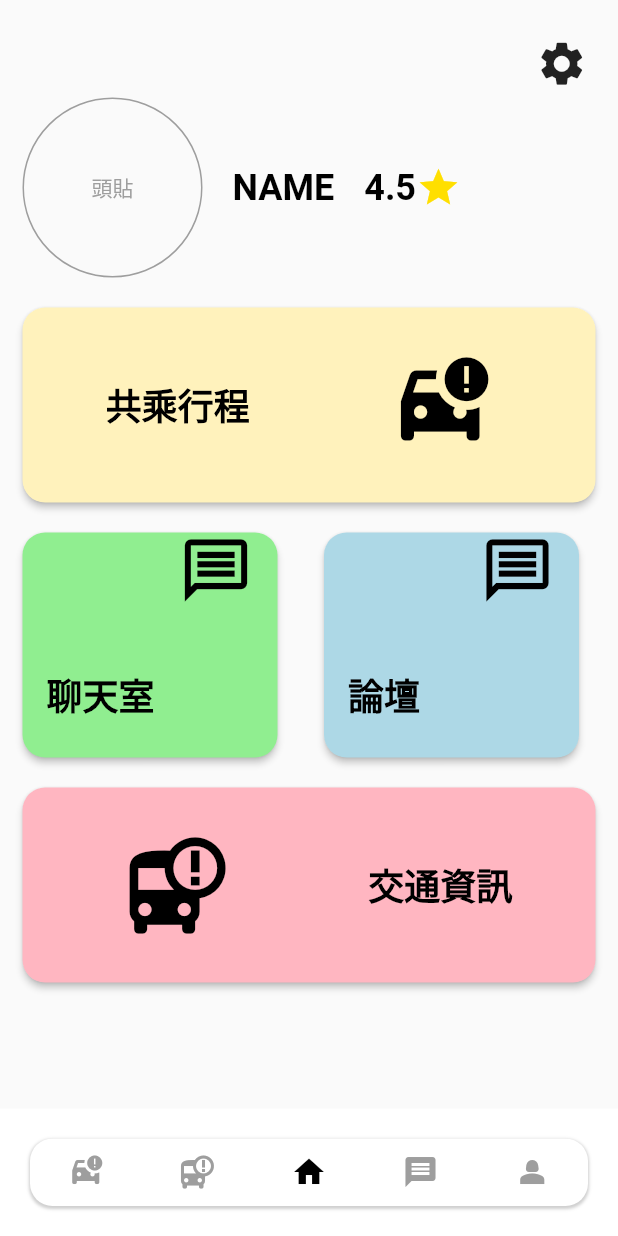
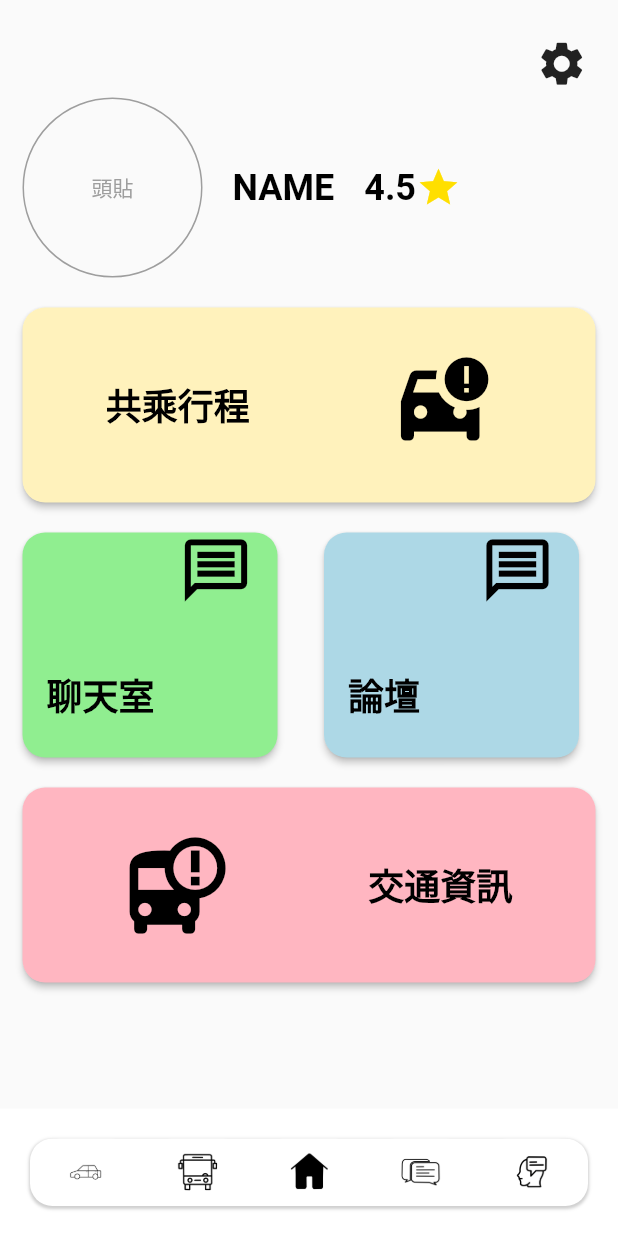
Before and after one commit to DraggyChen/pickup_flutter_app, a Flutter app: the screen it shows after launch, on a phone screen of 412 x 824 dp. Run offline on Flutter 3.47's test engine with Material 2 defaults, Android fonts, the phone set to English and light mode, and no system bars; our stand-ins replace image_picker, mask_text_input_formatter.

Commit message:
Navigation_bar上圖片

```diff
--- a/lib/main.dart
+++ b/lib/main.dart
@@ -1,8 +1,8 @@
 import 'package:flutter/material.dart';
-import 'package:pickup/view/navigation_bar.dart';
+import 'package:pickup/view/navigation/navigation_bar.dart';
 import 'login_screen.dart';
 import 'view/register/personal_data.dart';
-import 'view/navigation_bar.dart';
+import 'view/navigation/navigation_bar.dart';
 
 void main() {
   runApp( MyApp());
--- /dev/null
+++ b/lib/view/navigation/navigationStyles.dart
@@ -0,0 +1,21 @@
+import 'package:flutter/material.dart';
+
+class NavigationStyles {
+  static const TextStyle BlockText = TextStyle(
+    fontSize: 20.0,
+    fontWeight: FontWeight.bold,
+    color: Colors.black,
+  );
+
+  static ButtonStyle navButton = ElevatedButton.styleFrom(
+    backgroundColor: Colors.white,
+    fixedSize: Size(50, 50),
+    shape: RoundedRectangleBorder(
+      borderRadius: BorderRadius.circular(15),
+      side: BorderSide.none, // 這將去除邊界
+    ),
+    elevation: 0.0, // 這將去除陰影
+  );
+
+
+}
--- a/lib/view/navigation_bar.dart
+++ b/lib/view/navigation/navigation_bar.dart
@@ -3,6 +3,7 @@ import 'dart:io'; // 用於檢測操作系統
 import 'package:flutter/cupertino.dart';
 import 'package:flutter/material.dart';
 import 'package:pickup/view/home_page.dart';
+import 'package:pickup/view/navigation/navigation_button.dart';
 import 'package:pickup/view/register/personal_data.dart';
 import 'package:pickup/view/trafficInfo/trafficInfo.dart';
 
@@ -69,31 +70,44 @@ class _NavigationBarState extends State<Navigation_Bar> {
               child: Row(
                 mainAxisAlignment: MainAxisAlignment.spaceAround,
                 children: <Widget>[
-                  IconButton(
-                    icon: Icon(Icons.car_crash),
-                    color: _selectedIndex == 0 ? Colors.black : Colors.grey,
-                    onPressed: () => _onItemTapped(0),
+                  NavigationButton(
+                    imagePath: 'assets/images/navbar/car.png',
+                    imagePathSelected:  'assets/images/navbar/car_selected.png',
+                    onPressed: ()=> _onItemTapped(0),
+                    isSelected: _selectedIndex == 0, // Check here
                   ),
-                  IconButton(
-                    icon: Icon(Icons.bus_alert),
-                    color: _selectedIndex == 1 ? Colors.black : Colors.grey,
-                    onPressed: () => _onItemTapped(1),
+
+                  NavigationButton(
+                    imagePath: 'assets/images/navbar/TrafficInfo.png',
+                    imagePathSelected:  'assets/images/navbar/TrafficInfo.png',
+                    onPressed: ()=> _onItemTapped(1),
+                    isSelected: _selectedIndex == 1, // Check here
                   ),
-                  IconButton(
-                    icon: Icon(Icons.home),
-                    color: _selectedIndex == 2 ? Colors.black : Colors.grey,
-                    onPressed: () => _onItemTapped(2),
+
+                  NavigationButton(
+                    imagePath: 'assets/images/navbar/Home.png',
+                    imagePathSelected:  'assets/images/navbar/Home_selected.png',
+                    onPressed: ()=> _onItemTapped(2),
+                    isSelected: _selectedIndex == 2, // Check here
                   ),
-                  IconButton(
-                    icon: Icon(Icons.message),
-                    color: _selectedIndex == 3 ? Colors.black : Colors.grey,
-                    onPressed: () => _onItemTapped(3),
+                  NavigationButton(
+                    imagePath: 'assets/images/navbar/Message.png',
+                    imagePathSelected:  'assets/images/navbar/Message.png',
+                    onPressed: ()=> _onItemTapped(3),
+                    isSelected: _selectedIndex == 3, // Check here
                   ),
-                  IconButton(
-                    icon: Icon(Icons.person_2),
-                    color: _selectedIndex == 4 ? Colors.black : Colors.grey,
-                    onPressed: () => _onItemTapped(4),
+
+                  NavigationButton(
+                    imagePath: 'assets/images/navbar/StudentChat.png',
+                    imagePathSelected:  'assets/images/navbar/StudentChat.png',
+                    onPressed: ()=> _onItemTapped(4),
+                    isSelected: _selectedIndex == 4, // Check here
                   ),
+                  // IconButton(
+                  //   icon: Icon(Icons.person_2),
+                  //   color: _selectedIndex == 4 ? Colors.black : Colors.grey,
+                  //   onPressed: () => _onItemTapped(4),
+                  // ),
                 ],
               ),
             ),
--- /dev/null
+++ b/lib/view/navigation/navigation_button.dart
@@ -0,0 +1,41 @@
+import 'package:flutter/material.dart';
+import 'package:pickup/view/navigation/navigationStyles.dart';
+
+class NavigationButton extends StatelessWidget {
+  final String imagePath;
+  final String imagePathSelected;
+  final VoidCallback onPressed;
+  final bool isSelected; // Add this
+
+  NavigationButton({required this.imagePath,required this.imagePathSelected, required this.onPressed, required this.isSelected}); // Add isSelected here
+
+  @override
+  Widget build(BuildContext context) {
+    return ElevatedButton(
+        onPressed: onPressed,
+        style: NavigationStyles.navButton.copyWith(
+          padding: MaterialStateProperty.all(EdgeInsets.zero), // Set padding to zero
+        ),
+        child: Ink(
+          decoration: BoxDecoration(
+            borderRadius: BorderRadius.circular(15),
+          ),
+          child: InkWell(
+            onTap: onPressed,
+            borderRadius: BorderRadius.circular(15),
+            child: Container(
+              height: 150,
+              width: 150,
+              alignment: Alignment.center,
+              child: Column(
+                mainAxisAlignment: MainAxisAlignment.center,
+                children: [
+                  Image.asset(isSelected ? imagePathSelected : imagePath, width: 40, height: 40,) // Check isSelected here
+                ],
+              ),
+            ),
+          ),
+        )
+    );
+  }
+}
--- a/pubspec.yaml
+++ b/pubspec.yaml
@@ -57,6 +57,8 @@ flutter:
   uses-material-design: true
   assets:
     - assets/
+    - assets/images/navbar/
+    - assets/images/trafficinfo/
 
   # The following line ensures that the Material Icons font is
   # included with your application, so that you can use the icons in
```
Also changed, not shown: assets/images/navbar/Home.png (added), assets/images/navbar/Home_selected.png (added), assets/images/navbar/Message.png (added), assets/images/navbar/StudentChat.png (added), assets/images/navbar/TrafficInfo.png (added), assets/images/navbar/car.png (added), assets/images/navbar/car_selected.png (added), assets/images/settings/ClientCentre.png (added), assets/images/settings/History.png (added), assets/images/settings/LawDescription.png (added), assets/images/settings/PersonalData.png (added).
